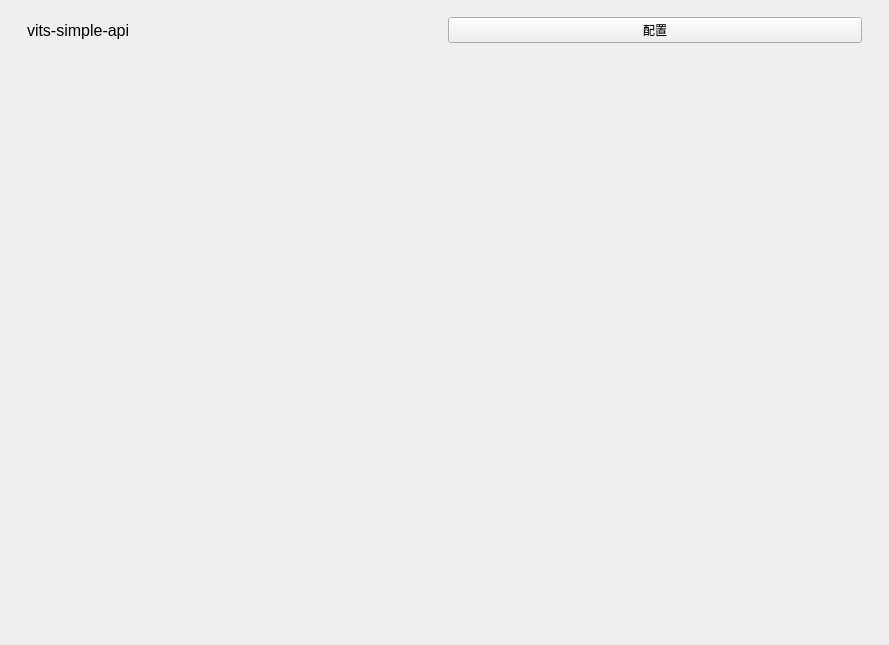
First picture: the form in windows/setting/child/settingchild_vits.ui, repository Zao-chen/ZcChat2, before the edit.
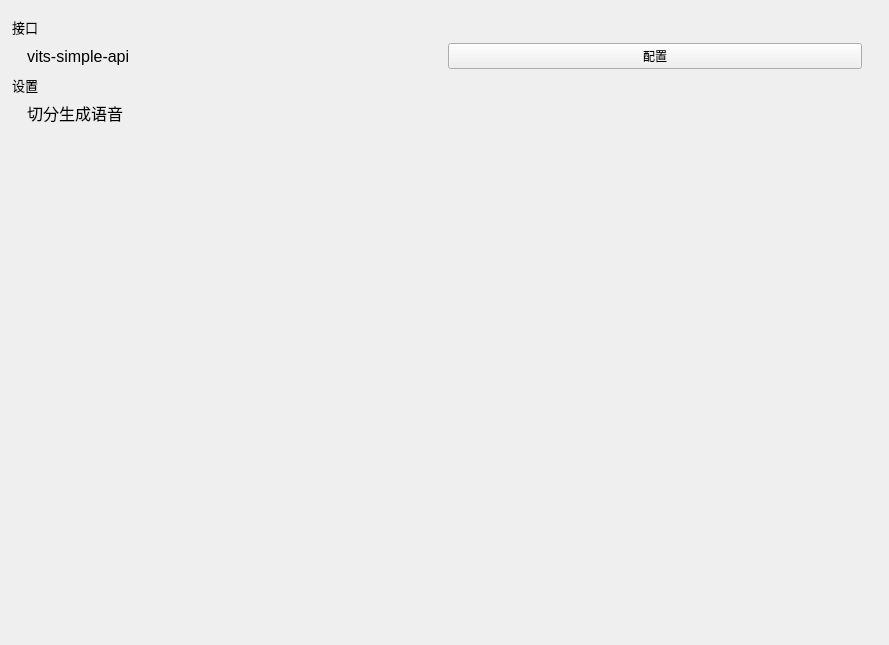
Second picture: the form after the edit. Custom widgets are drawn as their Qt base class.

Commit message:
feat: LLM流式传输和分块流式语音生成 (#22)
* feat: 添加流式回复显示和语音流式生成

* feat: 添加语音合成切分开关和相关设置界面

* docs: 更新项目进度

The edit to the form file:
```diff
--- a/windows/setting/child/settingchild_vits.ui
+++ b/windows/setting/child/settingchild_vits.ui
@@ -42,6 +42,18 @@
        <property name="bottomMargin">
         <number>0</number>
        </property>
+       <item>
+        <widget class="ElaText" name="label_3">
+         <property name="font">
+          <font>
+           <pointsize>10</pointsize>
+          </font>
+         </property>
+         <property name="text">
+          <string>接口</string>
+         </property>
+        </widget>
+       </item>
        <item>
         <widget class="ElaScrollPageArea" name="widget" native="true">
          <layout class="QHBoxLayout" name="horizontalLayout">
@@ -79,6 +91,51 @@
          </layout>
         </widget>
        </item>
+       <item>
+        <widget class="ElaText" name="label_4">
+         <property name="font">
+          <font>
+           <pointsize>10</pointsize>
+          </font>
+         </property>
+         <property name="text">
+          <string>设置</string>
+         </property>
+        </widget>
+       </item>
+       <item>
+        <widget class="ElaScrollPageArea" name="widget_VitsSentenceSplit" native="true">
+         <layout class="QHBoxLayout" name="horizontalLayout_8" stretch="1,1">
+          <property name="leftMargin">
+           <number>15</number>
+          </property>
+          <property name="topMargin">
+           <number>0</number>
+          </property>
+          <property name="rightMargin">
+           <number>15</number>
+          </property>
+          <property name="bottomMargin">
+           <number>0</number>
+          </property>
+          <item>
+           <widget class="ElaText" name="label_7">
+            <property name="font">
+             <font>
+              <pointsize>12</pointsize>
+             </font>
+            </property>
+            <property name="text">
+             <string>切分生成语音</string>
+            </property>
+           </widget>
+          </item>
+          <item>
+           <widget class="ElaToggleSwitch" name="ToggleSwitch_VitsSentenceSplit" native="true"/>
+          </item>
+         </layout>
+        </widget>
+       </item>
        <item>
         <spacer name="verticalSpacer">
          <property name="orientation">
@@ -260,6 +317,11 @@
    <extends>QLineEdit</extends>
    <header location="global">ElaLineEdit.h</header>
   </customwidget>
+  <customwidget>
+   <class>ElaToggleSwitch</class>
+   <extends>QWidget</extends>
+   <header location="global">ElaToggleSwitch.h</header>
+  </customwidget>
   <customwidget>
    <class>ElaListView</class>
    <extends>QListView</extends>
```
Left out of the diff: 8 changed lines with no effect on the pictures. The commit also changes 10 other files.
